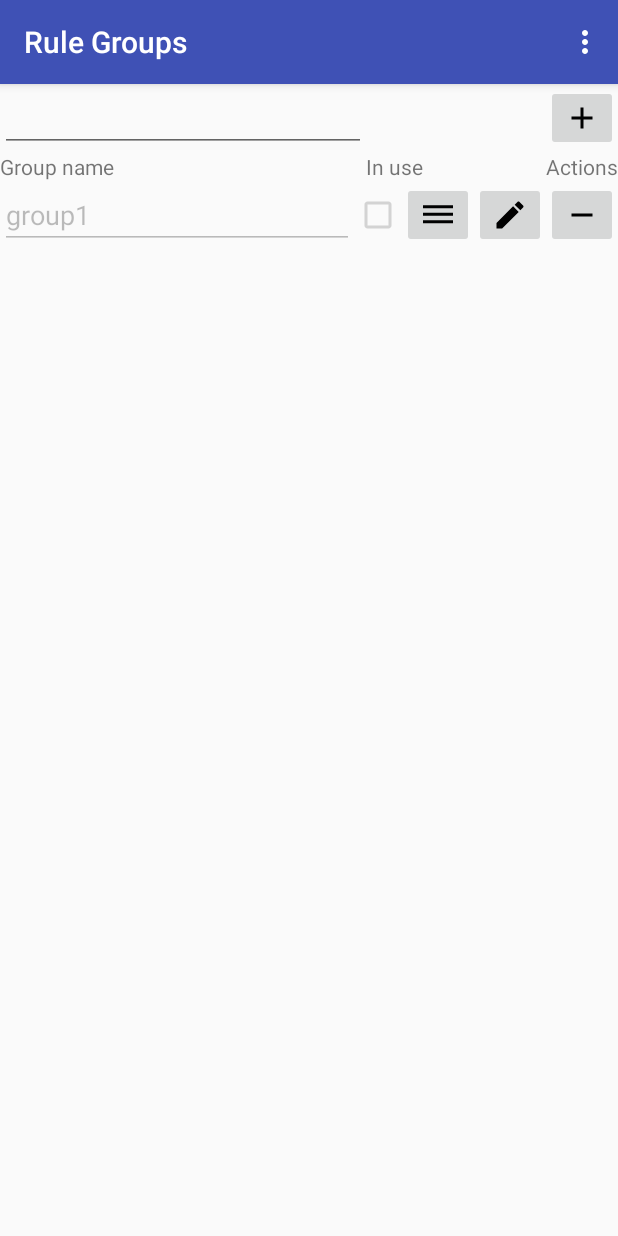
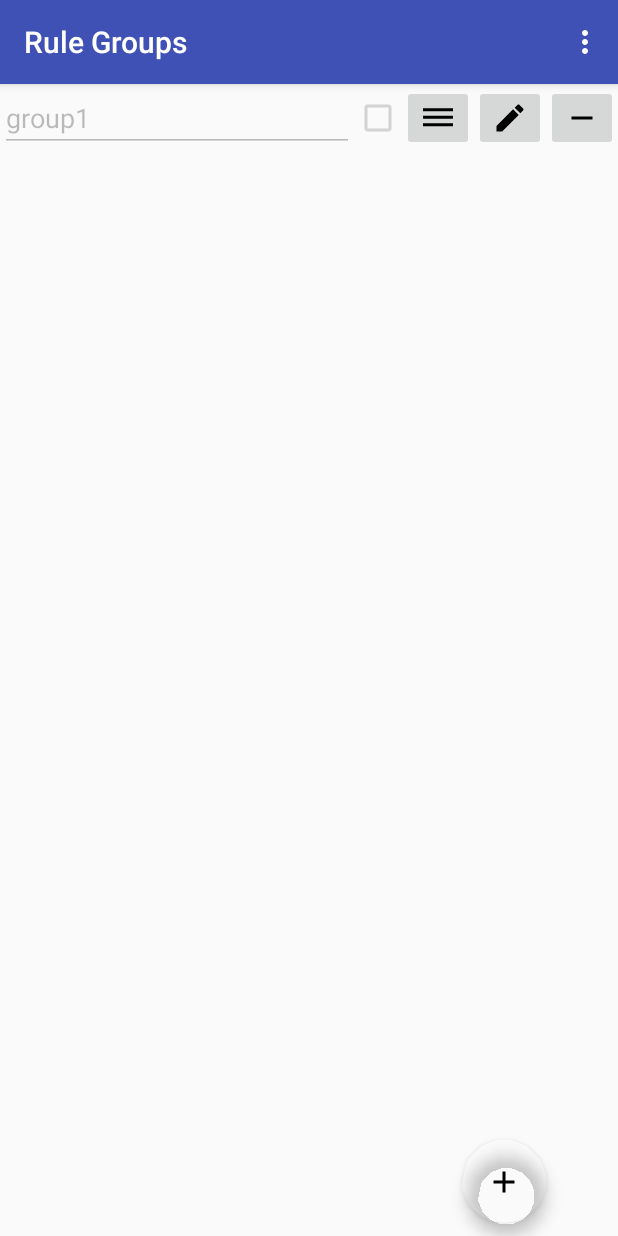
Before and after one commit to MeVoice/dialer, an Android app: the screen it shows after launch (MainActivity), in the options menu, after a tap on "Groups", on a phone screen of 412 x 824 dp. Run offline under Robolectric (Android 15) with nearby library versions, the phone set to English and light mode, and no system bars; our stand-ins replace EventBus.

Commit message:
separate group add and view functions, use FAB to invoke add, part of fix to issue #27

```diff
--- a/app/src/main/java/com/ebookfrenzy/dialerintent/GroupsFragment.java
+++ b/app/src/main/java/com/ebookfrenzy/dialerintent/GroupsFragment.java
@@ -27,11 +27,8 @@ import java.util.List;
  */
 public class GroupsFragment extends Fragment {
     public Context context;
-    static public int MAX_GROUPS=8;
     public AppDataAccess appdataaccess;
     public AppData appdata;
-    public EditText group_add_name;
-    public ImageButton group_add_button;
     private int removePosition=-1;
     ContentAdapter adapter;
     private EventBus bus = EventBus.getDefault();
@@ -46,7 +43,6 @@ public class GroupsFragment extends Fragment {
         context = getActivity();
         appdataaccess = AppDataAccess.getInstance(context);
         appdata = appdataaccess.getAppdata();
-
         View v = inflater.inflate(R.layout.fragment_group, container, false);
 
         // Inflate the layout for this fragment
@@ -55,15 +51,6 @@ public class GroupsFragment extends Fragment {
         recyclerView.setAdapter(adapter);
         recyclerView.setHasFixedSize(true);
         recyclerView.setLayoutManager(new LinearLayoutManager(getActivity()));
-        //return recyclerView;
-        group_add_name = (EditText) v.findViewById(R.id.group_add_name);
-        group_add_button = (ImageButton) v.findViewById(R.id.group_add_button);
-        group_add_button.setOnClickListener(new View.OnClickListener(){
-            @Override
-            public void onClick(View v) {
-                addGroup();
-            }
-        });
         return v;
     }
 
@@ -77,20 +64,6 @@ public class GroupsFragment extends Fragment {
                 return false;
             default:
                 return true;
-        }
-    }
-    public void addGroup(){
-        if(appdata.getRuleGroups().size()==MAX_GROUPS){
-            Toast.makeText(context, "can have no more than "+MAX_GROUPS+" rule groups", Toast.LENGTH_SHORT).show();
-            return;
-        }
-        RuleGroup rg = new RuleGroup(group_add_name.getText().toString());
-        if(validateGroup(rg, -1)){
-            appdata.addRuleGroup(rg);
-            adapter.notifyItemInserted(appdata.getRuleGroups().size()-1);
-            appdataaccess.saveAppData(appdata);
-            group_add_name.setText("");
-            Toast.makeText(context, "group added", Toast.LENGTH_SHORT).show();
         }
     }
 
--- a/app/src/main/java/com/ebookfrenzy/dialerintent/MainActivity.java
+++ b/app/src/main/java/com/ebookfrenzy/dialerintent/MainActivity.java
@@ -1,19 +1,20 @@
 package com.ebookfrenzy.dialerintent;
 
-import android.Manifest;
 import android.content.ComponentName;
 import android.content.Context;
 import android.content.pm.PackageManager;
-import android.support.v4.app.ActivityCompat;
+import android.support.design.widget.FloatingActionButton;
+import android.support.design.widget.Snackbar;
 import android.support.v4.app.Fragment;
 import android.support.v4.app.FragmentManager;
 import android.support.v4.app.FragmentTransaction;
-import android.support.v4.content.ContextCompat;
 import android.support.v7.app.AppCompatActivity;
 import android.os.Bundle;
 import android.support.v7.widget.Toolbar;
 import android.view.Menu;
 import android.view.MenuItem;
+import android.view.View;
+import android.widget.Toast;
 
 import org.greenrobot.eventbus.EventBus;
 import org.greenrobot.eventbus.Subscribe;
@@ -25,22 +26,16 @@ import java.util.HashMap;
 
 public class MainActivity extends AppCompatActivity {
 
-    public AppData getAppdata() {
-        return appdata;
-    }
     private Context context;
     private AppData appdata;
 
-    public AppDataAccess getAppDataAccess() {
-        return appDataAccess;
-    }
+    private FloatingActionButton fab;
 
     private AppDataAccess appDataAccess;
     private EventBus bus = EventBus.getDefault();
     private HashMap fragments = new HashMap();
+    private HashMap fragmentTitles = new HashMap();
     private HashMap fragmentIDs = new HashMap();
-    private String[] requiredPermissions = new String[] {Manifest.permission.PROCESS_OUTGOING_CALLS, Manifest.permission.CALL_PHONE};
-
 
     @Override
     public void onStart() {
@@ -56,15 +51,15 @@ public class MainActivity extends AppCompatActivity {
 
     @Subscribe
     public void onClickEvent(ClickEvent event) {
-        if (event.get("action") == Constant.ACTION_EDIT_RULES) {
-            showFragment("rules", true, "Rules - " + appdata.getRuleGroups().get(appdata.getGroupInEdit()).getName());
+        if (event.get("action").equals(Constant.ACTION_EDIT_RULES)) {
+            fragmentTitles.put(Constant.FRAGMENT_KEY_RULES, "Rules - " + appdata.getRuleGroups().get(appdata.getGroupInEdit()).getName());
+            showFragment(Constant.FRAGMENT_KEY_RULES, true);
             //Toast.makeText(getApplicationContext(), "show rules for group " + appdata.getGroupInEdit(), Toast.LENGTH_SHORT).show();
         }
-        if (event.get("action") == Constant.ACTION_ROUTER_ON_OFF) {
+        if (event.get("action").equals(Constant.ACTION_ROUTER_ON_OFF)) {
             Boolean on_off = (Boolean) event.get("ON_OFF");
             updateReceiverStatus(on_off.booleanValue());
         }
-
     }
 
     @Override
@@ -84,18 +79,8 @@ public class MainActivity extends AppCompatActivity {
         String fragmentName = (String) fragmentIDs.get(id);
         //user should use either menu OR back button, not both
         clearBackStack();
-        String title = "";
-        if (fragmentName == "features") {
-            title = "Choose Features";
-        }
-        if (fragmentName == "groups") {
-            title = "Rule Groups";
-        }
-        if (fragmentName == "help") {
-            title = "Help & Feedback";
-        }
 
-        showFragment(fragmentName, false, title);
+        showFragment(fragmentName, false);
         return super.onOptionsItemSelected(item);
     }
 
@@ -111,15 +96,60 @@ public class MainActivity extends AppCompatActivity {
         Toolbar toolbar = (Toolbar) findViewById(R.id.toolbar);
         setSupportActionBar(toolbar);
 
-        fragments.put("groups", new GroupsFragment());
-        fragmentIDs.put(R.id.action_groups, "groups");
+        this.fab = (FloatingActionButton) findViewById(R.id.fab);
+        fab.setOnClickListener(new View.OnClickListener() {
+            @Override
+            public void onClick(View v) {
+                Snackbar.make(v, "Hello Snackbar!",
+                        Snackbar.LENGTH_LONG).show();
+            }
+        });
+        fragments.put(Constant.FRAGMENT_KEY_GROUPS, new GroupsFragment());
+        fragmentIDs.put(R.id.action_groups, Constant.FRAGMENT_KEY_GROUPS);
+        fragmentTitles.put(Constant.FRAGMENT_KEY_GROUPS, "Rule Groups");
 
-        fragments.put("rules", new RulesFragment());
+        fragments.put(Constant.FRAGMENT_KEY_GROUP_ADD, new GroupAddFragment());
+        fragmentIDs.put(R.id.action_add_groups, Constant.FRAGMENT_KEY_GROUP_ADD);
+        fragmentTitles.put(Constant.FRAGMENT_KEY_GROUP_ADD, "+ Rule Group");
 
-        fragments.put("help", new HelpFragment());
-        fragmentIDs.put(R.id.action_help, "help");
+        fragments.put(Constant.FRAGMENT_KEY_RULES, new RulesFragment());
 
-        showFragment("help", false, "Help & Feedback");
+        fragments.put(Constant.FRAGMENT_KEY_HELP, new HelpFragment());
+        fragmentIDs.put(R.id.action_help, Constant.FRAGMENT_KEY_HELP);
+        fragmentTitles.put(Constant.FRAGMENT_KEY_HELP, "Help & Feedback");
+
+        getSupportFragmentManager().addOnBackStackChangedListener(
+                new FragmentManager.OnBackStackChangedListener() {
+                    public void onBackStackChanged() {
+                        onFragmentBack();
+                        //Toast.makeText(getApplicationContext(), "onBackStackChanged", Toast.LENGTH_SHORT).show();
+                    }
+                });
+
+        showFragment(Constant.FRAGMENT_KEY_HELP, false);
+    }
+
+    public void onFragmentBack(){
+        //reset title text and fab visibility based on fragment key
+        System.out.println("onFragmentBack");
+        Fragment f = getSupportFragmentManager().findFragmentById(R.id.content);
+        String key="";
+        if (f instanceof HelpFragment) {
+            key = Constant.FRAGMENT_KEY_HELP;
+        }
+        if (f instanceof GroupsFragment) {
+            key = Constant.FRAGMENT_KEY_GROUPS;
+        }
+        if (f instanceof GroupAddFragment) {
+            key = Constant.FRAGMENT_KEY_GROUP_ADD;
+        }
+        if (f instanceof RulesFragment) {
+            key = Constant.FRAGMENT_KEY_RULES;
+        }
+        System.out.println(key);
+        String title = (String) fragmentTitles.get(key);
+        showFab(key);
+        getSupportActionBar().setTitle(title);
     }
 
     public void clearBackStack() {
@@ -130,16 +160,46 @@ public class MainActivity extends AppCompatActivity {
         }
     }
 
-    public void showFragment(String key, boolean addToStack, String title) {
+    public void showFragment(String key, boolean addToStack) {
+        String title = (String) fragmentTitles.get(key);
         getSupportActionBar().setTitle(title);
+        System.out.println(title);
         FragmentManager fm = getSupportFragmentManager();
         FragmentTransaction ft = fm.beginTransaction();
         ft.replace(R.id.content, (Fragment) fragments.get(key));
         if (addToStack) {
             ft.addToBackStack(null);
         }
+        showFab(key);
         ft.commit();
     }
+
+    public void showFab(String key) {
+        if (key.equals(Constant.FRAGMENT_KEY_GROUPS)) {
+            fab.setVisibility(View.VISIBLE);
+            fab.setOnClickListener(new View.OnClickListener() {
+                @Override
+                public void onClick(View v) {
+                    showFragment(Constant.FRAGMENT_KEY_GROUP_ADD, true);
+                }
+            });
+            return;
+        }
+        if (key.equals(Constant.FRAGMENT_KEY_RULES)) {
+            fab.setVisibility(View.VISIBLE);
+            fab.setOnClickListener(new View.OnClickListener() {
+                @Override
+                public void onClick(View v) {
+                    fragmentTitles.put(Constant.FRAGMENT_KEY_RULE_ADD, appdata.getRuleGroups().get(appdata.getGroupInEdit()).getName());
+                    showFragment(Constant.FRAGMENT_KEY_RULE_ADD, true);
+                }
+            });
+            return;
+        }
+        fab.setVisibility(View.INVISIBLE);
+        return;
+    }
+
 
     public void updateReceiverStatus(boolean enable){
         PackageManager pm = context.getPackageManager();
--- a/app/src/main/res/layout/activity_main.xml
+++ b/app/src/main/res/layout/activity_main.xml
@@ -26,4 +26,16 @@
         android:layout_height="match_parent"
         app:layout_behavior="@string/appbar_scrolling_view_behavior"
         />
+    <android.support.design.widget.FloatingActionButton
+        android:id="@+id/fab"
+        android:layout_width="wrap_content"
+        android:layout_height="wrap_content"
+        android:layout_gravity="right|bottom"
+        android:layout_marginBottom="64dp"
+        android:layout_marginRight="@dimen/md_keylines"
+        app:backgroundTint="@android:color/transparent"
+        app:layout_behavior="@string/appbar_scrolling_view_behavior"
+        android:clickable="true"
+        android:visibility="invisible"
+        android:src="@drawable/ic_plus" />
 </android.support.design.widget.CoordinatorLayout>
--- a/app/src/main/res/layout/fragment_group.xml
+++ b/app/src/main/res/layout/fragment_group.xml
@@ -18,6 +18,5 @@
     android:layout_height="match_parent"
     android:layout_gravity="left|top"
     android:orientation="vertical">
-    <include layout="@layout/group_add"/>
     <include layout="@layout/recycler_view"/>
 </LinearLayout>
--- a/app/src/main/res/layout/group_add.xml
+++ /dev/null
@@ -1,78 +0,0 @@
-<?xml version="1.0" encoding="utf-8"?>
-<TableLayout xmlns:android="http://schemas.android.com/apk/res/android"
-    android:layout_width="match_parent"
-    android:textAppearance="?android:attr/textAppearanceSmall"
-    android:layout_height="wrap_content"
-    android:layout_gravity="center_vertical">
-    <!-- TODO: Update blank fragment layout -->
-
-    <TableRow>
-
-        <EditText
-            android:id="@+id/group_add_name"
-            android:layout_width="wrap_content"
-            android:layout_height="wrap_content"
-            android:layout_gravity="center_vertical"
-            android:layout_weight="1"
-            android:width="60dp" />
-
-        <TextView
-            android:layout_width="wrap_content"
-            android:layout_height="wrap_content"
-            android:layout_gravity="center_vertical|right"
-            android:text="" />
-
-        <TextView
-            android:layout_width="40dp"
-            android:layout_height="wrap_content"
-            android:layout_gravity="center_vertical"
-            android:text="" />
-        <TextView
-            android:layout_width="wrap_content"
-            android:layout_height="wrap_content"
-            android:layout_gravity="center_vertical|right"
-            android:text="" />
-
-        <ImageButton
-            android:id="@+id/group_add_button"
-            android:layout_width="wrap_content"
-            android:layout_height="wrap_content"
-            android:layout_gravity="center_vertical|right"
-            android:src="@drawable/ic_plus" />
-    </TableRow>
-    <TableRow
-        android:layout_width="match_parent"
-        android:layout_height="match_parent">
-
-        <TextView
-            android:layout_width="wrap_content"
-            android:layout_height="wrap_content"
-            android:layout_gravity="center_vertical"
-            android:layout_weight="1"
-            android:text="Group name" />
-
-        <TextView
-            android:layout_width="40dp"
-            android:layout_height="wrap_content"
-            android:layout_gravity="center_vertical"
-            android:text="In use" />
-        <TextView
-            android:layout_width="40dp"
-            android:layout_height="wrap_content"
-            android:layout_gravity="center_vertical"
-            android:text="" />
-        <TextView
-            android:layout_width="40dp"
-            android:layout_height="wrap_content"
-            android:layout_gravity="center_vertical"
-            android:text="" />
-
-        <TextView
-            android:layout_width="wrap_content"
-            android:layout_height="wrap_content"
-            android:layout_gravity="center_vertical|right"
-            android:text="Actions"
-            android:layout_span="2"/>
-
-    </TableRow>
-</TableLayout>
--- a/app/src/main/res/menu/options.xml
+++ b/app/src/main/res/menu/options.xml
@@ -13,4 +13,9 @@
         android:title="@string/action_groups"
         android:orderInCategory="100"
         app:showAsAction="never" />
+    <item
+        android:id="@+id/action_add_groups"
+        android:title="@string/action_add_groups"
+        android:orderInCategory="100"
+        app:showAsAction="never" />
 </menu>
--- a/app/src/main/res/values/strings.xml
+++ b/app/src/main/res/values/strings.xml
@@ -18,6 +18,7 @@
     <string name="action_groups">Groups</string>
     <string name="action_features">Features</string>
     <string name="action_help">Help</string>
+    <string name="action_add_groups">add group</string>
     <array name="dummy_items">
         <item>One</item>
         <item>Two</item>
```
Also changed, not shown: app/build.gradle (+4 -3 lines), app/src/main/java/com/ebookfrenzy/dialerintent/AppDataAccess.java (+12 -0 lines), app/src/main/java/com/ebookfrenzy/dialerintent/Constant.java (+8 -0 lines), app/src/main/java/com/ebookfrenzy/dialerintent/GroupAddFragment.java (added, +86 -0 lines), app/src/main/res/layout/fragment_group_add.xml (added, +26 -0 lines), app/src/main/res/values/dimens.xml (+16 -0 lines).
